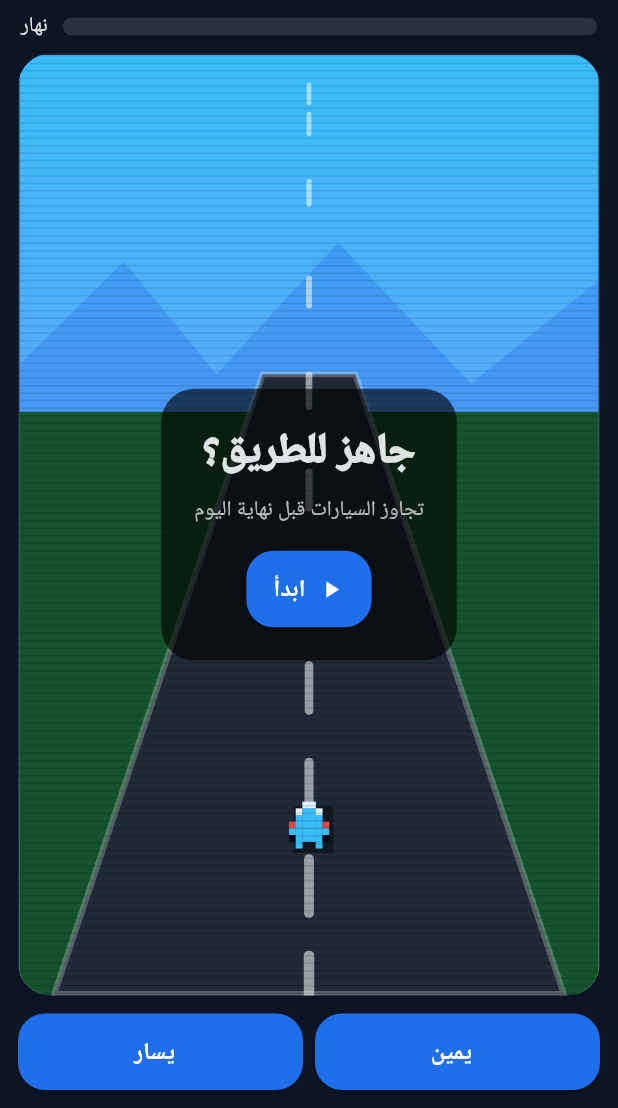
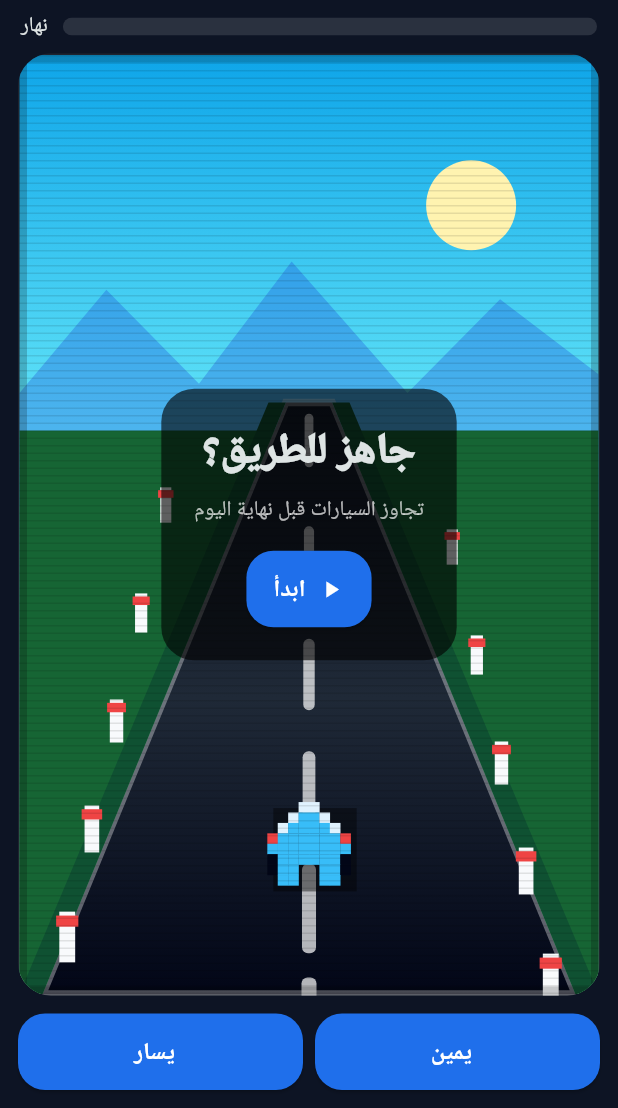
Before and after one commit to aljwaal1/carsgame, a Flutter app: the screen it shows after launch, after a tap on the "volume up" icon, after a tap on "🏎️", on a phone screen of 412 x 824 dp, the part 128-1236 px from its top. Run offline on Flutter 3.47's test engine with Material 3 defaults, Android fonts, the phone set to English and light mode, and no system bars; our stand-ins replace audioplayers, shared_preferences; Roboto replaces fonts that are missing (Arial).

Commit message:
Rebuild retro road visuals and perspective

```diff
--- a/lib/games/retro_road/retro_road_painter.dart
+++ b/lib/games/retro_road/retro_road_painter.dart
@@ -22,131 +22,201 @@ class RetroRoadPainter extends CustomPainter {
       begin: Alignment.topCenter,
       end: Alignment.bottomCenter,
       colors: _skyColors(),
+      stops: const [0, .42, 1],
     ).createShader(bg));
 
     _sunMoon(canvas, size);
-    _mountains(canvas, size);
-    _ground(canvas, size);
+    _horizon(canvas, size);
     _road(canvas, size);
+    _roadSideDetails(canvas, size);
     _laneMarks(canvas, size);
-    _particles(canvas, size);
 
     for (final car in cars) {
       final c = Offset(car.x * w, car.y * h);
-      _car(canvas, c, math.max(2.8, w * .010), enemy: true, lane: car.lane);
+      final scale = _scaleForY(car.y, w);
+      _car(canvas, c, scale, enemy: true, lane: car.lane);
     }
 
-    final pc = Offset(playerX * w, h * .82);
+    final pc = Offset(playerX * w, h * .84);
     if (weather == RoadWeather.night || weather == RoadWeather.fog || weather == RoadWeather.rain) {
-      final light = Path()
-        ..moveTo(pc.dx - 14, pc.dy - 8)
-        ..lineTo(pc.dx - w * .20, pc.dy - h * .35)
-        ..lineTo(pc.dx + w * .20, pc.dy - h * .35)
-        ..lineTo(pc.dx + 14, pc.dy - 8)
-        ..close();
-      canvas.drawPath(light, Paint()..color = const Color(0xfffff3b0).withOpacity(.18));
+      _headLights(canvas, size, pc);
     }
-    _car(canvas, pc, math.max(3.2, w * .0115), enemy: false, lane: 0);
-    _overlay(canvas, size);
+    _car(canvas, pc, math.max(5.2, w * .018), enemy: false, lane: 0);
+
+    _weatherParticles(canvas, size);
+    _weatherOverlay(canvas, size);
+    _hudGlow(canvas, size);
     _crt(canvas, size);
+  }
+
+  double _scaleForY(double y, double w) {
+    final t = y.clamp(0.0, 1.0);
+    return math.max(2.2, w * (.006 + t * .014));
   }
 
   List<Color> _skyColors() {
     switch (weather) {
-      case RoadWeather.sunset: return const [Color(0xff3b0764), Color(0xfffb7185), Color(0xfff59e0b)];
-      case RoadWeather.night: return const [Color(0xff020617), Color(0xff0f172a), Color(0xff111827)];
-      case RoadWeather.fog: return const [Color(0xff64748b), Color(0xff94a3b8), Color(0xffcbd5e1)];
-      case RoadWeather.snow: return const [Color(0xffbfdbfe), Color(0xffdbeafe), Color(0xfff8fafc)];
-      case RoadWeather.rain: return const [Color(0xff111827), Color(0xff334155), Color(0xff475569)];
-      case RoadWeather.day: return const [Color(0xff38bdf8), Color(0xff60a5fa), Color(0xffbbf7d0)];
+      case RoadWeather.sunset: return const [Color(0xff26113f), Color(0xffd94679), Color(0xfff59e0b)];
+      case RoadWeather.night: return const [Color(0xff020617), Color(0xff0a1025), Color(0xff172033)];
+      case RoadWeather.fog: return const [Color(0xff64748b), Color(0xffa3b1c2), Color(0xffd7dde6)];
+      case RoadWeather.snow: return const [Color(0xff9cc8f5), Color(0xffdbeafe), Color(0xffffffff)];
+      case RoadWeather.rain: return const [Color(0xff0f172a), Color(0xff334155), Color(0xff475569)];
+      case RoadWeather.day: return const [Color(0xff0ea5e9), Color(0xff67e8f9), Color(0xff86efac)];
     }
   }
 
   void _sunMoon(Canvas c, Size s) {
     if (weather == RoadWeather.night) {
-      c.drawCircle(Offset(s.width * .78, s.height * .12), 22, Paint()..color = const Color(0xffe5e7eb));
+      c.drawCircle(Offset(s.width * .78, s.height * .13), 24, Paint()..color = const Color(0xffe5e7eb));
+      c.drawCircle(Offset(s.width * .70, s.height * .11), 2, Paint()..color = Colors.white70);
+      c.drawCircle(Offset(s.width * .26, s.height * .08), 2, Paint()..color = Colors.white60);
+      c.drawCircle(Offset(s.width * .48, s.height * .17), 1.6, Paint()..color = Colors.white60);
     } else if (weather == RoadWeather.sunset) {
-      c.drawCircle(Offset(s.width * .72, s.height * .16), 30, Paint()..color = const Color(0xffffd166));
+      c.drawCircle(Offset(s.width * .72, s.height * .19), 32, Paint()..color = const Color(0xffffd166));
+    } else if (weather == RoadWeather.day) {
+      c.drawCircle(Offset(s.width * .78, s.height * .16), 30, Paint()..color = const Color(0xfffff3b0));
     }
   }
 
-  void _mountains(Canvas c, Size s) {
-    final p = Paint()..color = weather == RoadWeather.night ? const Color(0xff111827) : const Color(0xff2563eb).withOpacity(.28);
-    final path = Path()
-      ..moveTo(0, s.height * .33)
-      ..lineTo(s.width * .18, s.height * .22)
-      ..lineTo(s.width * .34, s.height * .34)
-      ..lineTo(s.width * .55, s.height * .20)
-      ..lineTo(s.width * .78, s.height * .35)
-      ..lineTo(s.width, s.height * .24)
-      ..lineTo(s.width, s.height * .50)
-      ..lineTo(0, s.height * .50)
+  void _horizon(Canvas c, Size s) {
+    final mountain = Paint()..color = weather == RoadWeather.night ? const Color(0xff0b1220) : const Color(0xff1d4ed8).withOpacity(.32);
+    final far = Path()
+      ..moveTo(0, s.height * .36)
+      ..lineTo(s.width * .15, s.height * .25)
+      ..lineTo(s.width * .31, s.height * .35)
+      ..lineTo(s.width * .47, s.height * .22)
+      ..lineTo(s.width * .67, s.height * .36)
+      ..lineTo(s.width * .83, s.height * .26)
+      ..lineTo(s.width, s.height * .34)
+      ..lineTo(s.width, s.height * .48)
+      ..lineTo(0, s.height * .48)
       ..close();
-    c.drawPath(path, p);
-  }
+    c.drawPath(far, mountain);
 
-  void _ground(Canvas c, Size s) {
-    c.drawRect(Rect.fromLTWH(0, s.height * .38, s.width, s.height * .62), Paint()..color = weather == RoadWeather.snow ? const Color(0xfff8fafc) : const Color(0xff14532d));
+    final groundColor = weather == RoadWeather.snow ? const Color(0xfff8fafc) : weather == RoadWeather.rain ? const Color(0xff1e3a2f) : const Color(0xff166534);
+    c.drawRect(Rect.fromLTWH(0, s.height * .40, s.width, s.height * .60), Paint()..color = groundColor);
   }
 
   void _road(Canvas c, Size s) {
     final w = s.width, h = s.height;
     final road = Path()
-      ..moveTo(w * .42, h * .34)
-      ..lineTo(w * .58, h * .34)
-      ..lineTo(w * .94, h)
-      ..lineTo(w * .06, h)
+      ..moveTo(w * .46, h * .37)
+      ..lineTo(w * .54, h * .37)
+      ..lineTo(w * .96, h)
+      ..lineTo(w * .04, h)
       ..close();
-    c.drawPath(road, Paint()..color = const Color(0xff1f2937));
-    c.drawPath(road, Paint()..style = PaintingStyle.stroke..strokeWidth = 4..color = Colors.white.withOpacity(.25));
+
+    c.drawPath(road, Paint()..shader = const LinearGradient(
+      begin: Alignment.topCenter,
+      end: Alignment.bottomCenter,
+      colors: [Color(0xff111827), Color(0xff1f2937), Color(0xff020617)],
+    ).createShader(Rect.fromLTWH(0, h * .37, w, h * .63)));
+
+    c.drawPath(road, Paint()..style = PaintingStyle.stroke..strokeWidth = 5..color = Colors.white.withOpacity(.35));
+
+    final shoulderLeft = Path()
+      ..moveTo(w * .43, h * .37)
+      ..lineTo(w * .46, h * .37)
+      ..lineTo(w * .04, h)
+      ..lineTo(0, h)
+      ..close();
+    final shoulderRight = Path()
+      ..moveTo(w * .54, h * .37)
+      ..lineTo(w * .57, h * .37)
+      ..lineTo(w, h)
+      ..lineTo(w * .96, h)
+      ..close();
+    final shoulderPaint = Paint()..color = weather == RoadWeather.snow ? const Color(0xffdbeafe) : const Color(0xff0f5132);
+    c.drawPath(shoulderLeft, shoulderPaint);
+    c.drawPath(shoulderRight, shoulderPaint);
+  }
+
+  void _roadSideDetails(Canvas c, Size s) {
+    final w = s.width, h = s.height;
+    for (var i = 0; i < 10; i++) {
+      final y = ((i * 72 + score * 3) % (h + 120)).toDouble() - 60;
+      if (y < h * .38) continue;
+      final t = (y / h).clamp(0.0, 1.0);
+      final leftX = w * (.43 - .37 * t);
+      final rightX = w * (.57 + .37 * t);
+      _post(c, Offset(leftX, y), 4 + t * 7);
+      _post(c, Offset(rightX, y + 28), 4 + t * 7);
+    }
+  }
+
+  void _post(Canvas c, Offset o, double s) {
+    c.drawRect(Rect.fromCenter(center: o, width: s, height: s * 3.2), Paint()..color = const Color(0xfff8fafc));
+    c.drawRect(Rect.fromCenter(center: o.translate(0, -s), width: s * 1.4, height: s * .7), Paint()..color = const Color(0xffef4444));
   }
 
   void _laneMarks(Canvas c, Size s) {
-    final p = Paint()..color = Colors.white.withOpacity(weather == RoadWeather.fog ? .25 : .55);
-    for (var i = 0; i < 13; i++) {
-      final y = ((i * 66 + score * 2) % (s.height + 80)).toDouble() - 40;
-      final t = y / s.height;
-      final x = s.width * .5;
-      final len = 14 + t * 32;
-      final width = 3 + t * 4;
-      c.drawRRect(RRect.fromRectAndRadius(Rect.fromCenter(center: Offset(x, y), width: width, height: len), const Radius.circular(3)), p);
+    final p = Paint()..color = Colors.white.withOpacity(weather == RoadWeather.fog ? .28 : .70);
+    for (var i = 0; i < 11; i++) {
+      final y = ((i * 78 + score * 3) % (s.height + 110)).toDouble() - 55;
+      if (y < s.height * .38) continue;
+      final t = (y / s.height).clamp(0.0, 1.0);
+      final len = 16 + t * 48;
+      final width = 3 + t * 7;
+      c.drawRRect(RRect.fromRectAndRadius(Rect.fromCenter(center: Offset(s.width * .5, y), width: width, height: len), const Radius.circular(4)), p);
     }
   }
 
-  void _particles(Canvas c, Size s) {
+  void _headLights(Canvas c, Size s, Offset pc) {
+    final light = Path()
+      ..moveTo(pc.dx - 22, pc.dy - 12)
+      ..lineTo(pc.dx - s.width * .23, pc.dy - s.height * .37)
+      ..lineTo(pc.dx + s.width * .23, pc.dy - s.height * .37)
+      ..lineTo(pc.dx + 22, pc.dy - 12)
+      ..close();
+    c.drawPath(light, Paint()..color = const Color(0xfffff3b0).withOpacity(weather == RoadWeather.fog ? .22 : .16));
+  }
+
+  void _weatherParticles(Canvas c, Size s) {
     if (weather != RoadWeather.snow && weather != RoadWeather.rain) return;
-    final p = Paint()..color = weather == RoadWeather.snow ? Colors.white.withOpacity(.85) : const Color(0xff93c5fd).withOpacity(.65);
-    for (var i = 0; i < 70; i++) {
-      final x = ((i * 61 + score * 3) % s.width).toDouble();
-      final y = ((i * 47 + score * 6) % s.height).toDouble();
+    for (var i = 0; i < 90; i++) {
+      final x = ((i * 61 + score * 2) % s.width).toDouble();
+      final y = ((i * 47 + score * 5) % s.height).toDouble();
       if (weather == RoadWeather.rain) {
-        c.drawLine(Offset(x, y), Offset(x - 5, y + 13), p..strokeWidth = 1.4);
+        c.drawLine(Offset(x, y), Offset(x - 6, y + 18), Paint()..color = const Color(0xff93c5fd).withOpacity(.70)..strokeWidth = 1.5);
       } else {
-        c.drawCircle(Offset(x, y), i % 3 == 0 ? 2.2 : 1.4, p);
+        c.drawCircle(Offset(x, y), i % 3 == 0 ? 2.4 : 1.4, Paint()..color = Colors.white.withOpacity(.90));
       }
     }
   }
 
   void _car(Canvas c, Offset center, double px, {required bool enemy, required int lane}) {
-    final body = enemy ? [const Color(0xffef4444), const Color(0xffffd166), const Color(0xff22c55e)][lane.abs() % 3] : const Color(0xff38bdf8);
+    final colors = [const Color(0xffef4444), const Color(0xffffd166), const Color(0xff22c55e), const Color(0xffa78bfa), const Color(0xfff97316)];
+    final body = enemy ? colors[lane.abs() % colors.length] : const Color(0xff38bdf8);
+    final glass = enemy ? const Color(0xffdbeafe) : const Color(0xffe0f2fe);
     RetroPixels.draw(c, center, px, const [
-      '..WW..', '.WBBW.', '.BBBB.', 'RBBBBR', 'BBBBBB', 'KBBBBK', '.B..B.'
+      '...WW...',
+      '..WBBW..',
+      '.WBBBBW.',
+      'RBBBBBBR',
+      'BBBBBBBB',
+      'KBBBBBBK',
+      'KBB..BBK',
+      '.BB..BB.',
     ], {
-      'W': const Color(0xffe0f2fe),
+      'W': glass,
       'B': body,
       'R': enemy ? const Color(0xfffff176) : const Color(0xffef4444),
       'K': const Color(0xff020617),
-    }, shadow: 3);
+    }, shadow: 4);
   }
 
-  void _overlay(Canvas c, Size s) {
-    if (weather == RoadWeather.fog) c.drawRect(Offset.zero & s, Paint()..color = Colors.white.withOpacity(.34));
-    if (weather == RoadWeather.night) c.drawRect(Offset.zero & s, Paint()..color = Colors.black.withOpacity(.26));
-    if (weather == RoadWeather.rain) c.drawRect(Offset.zero & s, Paint()..color = Colors.blueGrey.withOpacity(.14));
+  void _weatherOverlay(Canvas c, Size s) {
+    if (weather == RoadWeather.fog) c.drawRect(Offset.zero & s, Paint()..color = Colors.white.withOpacity(.30));
+    if (weather == RoadWeather.night) c.drawRect(Offset.zero & s, Paint()..color = Colors.black.withOpacity(.18));
+    if (weather == RoadWeather.rain) c.drawRect(Offset.zero & s, Paint()..color = Colors.blueGrey.withOpacity(.12));
+  }
+
+  void _hudGlow(Canvas c, Size s) {
+    c.drawRect(Rect.fromLTWH(0, 0, s.width, s.height), Paint()..style = PaintingStyle.stroke..strokeWidth = 10..color = Colors.black.withOpacity(.20));
   }
 
   void _crt(Canvas c, Size s) {
-    final p = Paint()..color = Colors.black.withOpacity(.11);
+    final p = Paint()..color = Colors.black.withOpacity(.10);
     for (double y = 0; y < s.height; y += 5) {
       c.drawRect(Rect.fromLTWH(0, y, s.width, 1), p);
     }
```
